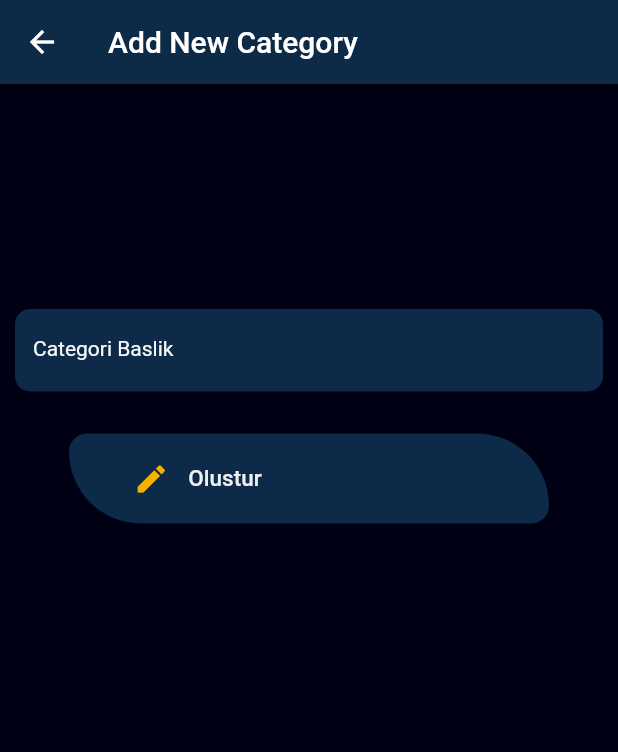
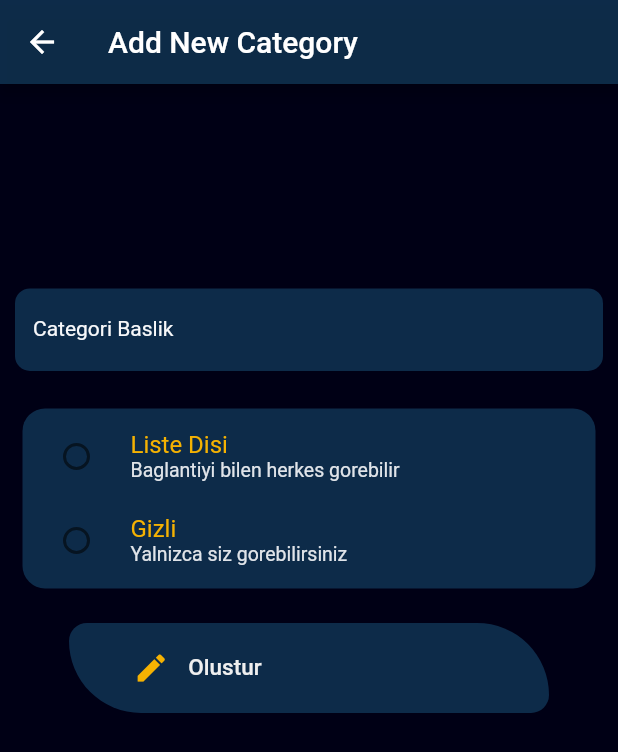
Before and after one commit to hamzaCaylan/link_app_pro, a Flutter app: the CategoryAddPage screen opened directly, on a phone screen of 412 x 824 dp. Shown: the top 752 px of the screen. Run offline on Flutter 3.47's test engine with Material 2 defaults, Android fonts, the phone set to English and light mode, and no system bars; our stand-ins replace cloud_firestore, firebase_auth, firebase_core, flutter_slidable, lottie, share_plus and 1 more; missing offline and left inert: metadata_fetch; accounts and stored records are empty.

Commit message:
12.09.22

```diff
--- a/lib/screen/navigator.dart
+++ b/lib/screen/navigator.dart
@@ -2,6 +2,7 @@ import 'dart:ui';
 
 import 'package:flutter/material.dart';
 import '../constants.dart';
+import '../widgets/add_group_category/group_add/test.dart';
 import 'homepage.dart';
 import 'profile.dart';
 import 'save_page.dart';
@@ -48,6 +49,7 @@ class _NavigatorBarState extends State<NavigatorBar> {
                 buildRotatedTextRailDestinations('Linkler', padding),
                 buildRotatedTextRailDestinations("Link Kayit", padding),
                 buildRotatedTextRailDestinations("Profil", padding),
+                buildRotatedTextRailDestinations("Gruplar", padding),
               ],
             ),
             Expanded(child: buildPages()),
@@ -102,6 +104,8 @@ class _NavigatorBarState extends State<NavigatorBar> {
         return const MyPages(body: SavePage()); //SavePage();
       case 2:
         return const MyPages(body: Profile()); //Profil();
+      case 3:
+        return const MyPages(body: Test());
     }
   }
 }
--- /dev/null
+++ b/lib/widgets/add_group_category/category_add/category_add_page.dart
@@ -0,0 +1,175 @@
+import 'package:flutter/material.dart';
+import '../../button/my_button.dart';
+import '../../showmessage/show_message.dart';
+import '../../category/category_constants.dart';
+
+String? gender;
+final TextEditingController categoryName = TextEditingController();
+// ignore: prefer_typing_uninitialized_variables
+var a;
+
+class CategoryAddPage extends StatelessWidget {
+  const CategoryAddPage({Key? key}) : super(key: key);
+
+  @override
+  Widget build(BuildContext context) {
+    return Scaffold(
+      appBar: AppBar(title: const Text('Add New Category'), backgroundColor: CategoryColors.opicswallowBlue),
+      backgroundColor: CategoryColors.benthicBlack,
+      body: SizedBox(
+        width: MediaQuery.of(context).size.width,
+        child: Column(
+          crossAxisAlignment: CrossAxisAlignment.center,
+          children: [
+            const Spacer(
+              flex: 4,
+            ),
+            Container(
+              height: 55,
+              margin: textfieldmargin(),
+              child: TextField(
+                style: const TextStyle(fontSize: 14, color: CategoryColors.midasFingerGold),
+                controller: categoryName,
+                decoration: InputDecoration(
+                  labelText: 'Categori Baslik',
+                  labelStyle: const TextStyle(color: CategoryColors.zhebZhuBaiPearl),
+                  filled: true,
+                  fillColor: CategoryColors.opicswallowBlue,
+                  enabledBorder: textfieldenabelborder(),
+                  focusedBorder: textfieldfocusborder(),
+                ),
+                onChanged: (context) {
+                  a = categoryName.text.toString();
+                },
+              ),
+            ),
+            const SizedBox(
+              height: 10,
+            ),
+            const RadioList(),
+            MyButton(
+              title: 'Olustur',
+              onPress: () {
+                Navigator.pop(context);
+                addMessage(context);
+              },
+              buttonColor: Colors.black,
+              buttonIcon: const Icon(
+                Icons.create,
+                color: CategoryColors.midasFingerGold,
+              ),
+            ),
+            const Spacer(
+              flex: 10,
+            ),
+          ],
+        ),
+      ),
+    );
+  }
+
+  Future<dynamic> addMessage(BuildContext context) {
+    return showDialog(
+      context: context,
+      builder: (context) => MyAlertWidget(
+        title: 'Yeni kategory eklendi',
+        undertitle: '$a adli yeni kategori eklendi BOSSSS ',
+        luttie: 'assets/lotties/ok.json',
+        repeat: false,
+        onPress: () {
+          Navigator.pop(context);
+        },
+        onPressTwoSee: false,
+        onPressTwo: () {},
+      ),
+    );
+  }
+
+  OutlineInputBorder textfieldfocusborder() {
+    return OutlineInputBorder(borderRadius: BorderRadius.circular(10), borderSide: const BorderSide(color: CategoryColors.zhebZhuBaiPearl));
+  }
+
+  OutlineInputBorder textfieldenabelborder() {
+    return OutlineInputBorder(borderRadius: BorderRadius.circular(10), borderSide: const BorderSide(color: CategoryColors.transparent));
+  }
+
+  EdgeInsets textfieldmargin() => const EdgeInsets.only(left: 10, right: 10);
+}
+
+class RadioList extends StatefulWidget {
+  const RadioList({Key? key}) : super(key: key);
+  @override
+  State<RadioList> createState() => _RadioListState();
+}
+
+class _RadioListState extends State<RadioList> {
+  @override
+  Widget build(BuildContext context) {
+    return Padding(
+      padding: const EdgeInsets.all(15.0),
+      child: Container(
+        decoration: BoxDecoration(
+          color: CategoryColors.opicswallowBlue,
+          borderRadius: BorderRadius.circular(15.0),
+        ),
+        height: 120,
+        width: MediaQuery.of(context).size.width,
+        child: Column(
+          mainAxisAlignment: MainAxisAlignment.center,
+          children: [
+            RadioListTile(
+              activeColor: CategoryColors.midasFingerGold,
+              title: Column(
+                crossAxisAlignment: CrossAxisAlignment.start,
+                children: [
+                  const Text(
+                    "Liste Disi",
+                    style: TextStyle(color: CategoryColors.midasFingerGold, fontSize: 16),
+                  ),
+                  Text(
+                    "Baglantiyi bilen herkes gorebilir",
+                    style: TextStyle(color: CategoryColors.zhebZhuBaiPearl.withOpacity(0.9), fontSize: 13),
+                  ),
+                ],
+              ),
+              value: "Liste Disi",
+              groupValue: gender,
+              onChanged: (value) {
+                setState(
+                  () {
+                    gender = value.toString();
+                  },
+                );
+              },
+            ),
+            RadioListTile(
+              activeColor: CategoryColors.midasFingerGold,
+              title: Column(
+                crossAxisAlignment: CrossAxisAlignment.start,
+                children: [
+                  const Text(
+                    "Gizli",
+                    style: TextStyle(color: CategoryColors.midasFingerGold, fontSize: 16),
+                  ),
+                  Text(
+                    "Yalnizca siz gorebilirsiniz",
+                    style: TextStyle(color: CategoryColors.zhebZhuBaiPearl.withOpacity(0.9), fontSize: 13),
+                  ),
+                ],
+              ),
+              value: "Gizli",
+              groupValue: gender,
+              onChanged: (value) {
+                setState(
+                  () {
+                    gender = value.toString();
+                  },
+                );
+              },
+            )
+          ],
+        ),
+      ),
+    );
+  }
+}
--- a/lib/widgets/category/category_list.dart
+++ b/lib/widgets/category/category_list.dart
@@ -1,5 +1,6 @@
 import 'package:flutter/material.dart';
-import 'category_add/category_add.dart';
+import '../add_group_category/category_add/category_add.dart';
+import '../add_group_category/group_add/test.dart';
 import 'category_card.dart';
 import 'category_constants.dart';
 import 'category_data.dart';
--- a/lib/widgets/dropdown_button/dropbutton.dart
+++ b/lib/widgets/dropdown_button/dropbutton.dart
@@ -28,7 +28,6 @@ class _DropDownButtonState extends State<DropDownButton> {
     'Proje 4',
     'Proje 5',
   ];
-
   @override
   Widget build(BuildContext context) {
     return Container(
```
Also changed, not shown: lib/widgets/add_group_category/category_add/category_add.dart (renamed from lib/widgets/category/category_add/category_add.dart, +3 -5 lines), lib/widgets/add_group_category/group_add/group_add.dart (added, +10 -0 lines), lib/widgets/add_group_category/group_add/group_add_page.dart (renamed from lib/widgets/category/category_add/category_add_page.dart, +29 -31 lines), lib/widgets/add_group_category/group_add/test.dart (added, +99 -0 lines), lib/widgets/linkcard/linkcard.dart (+4 -22 lines), lib/widgets/showmessage/show_message.dart (+5 -3 lines).
